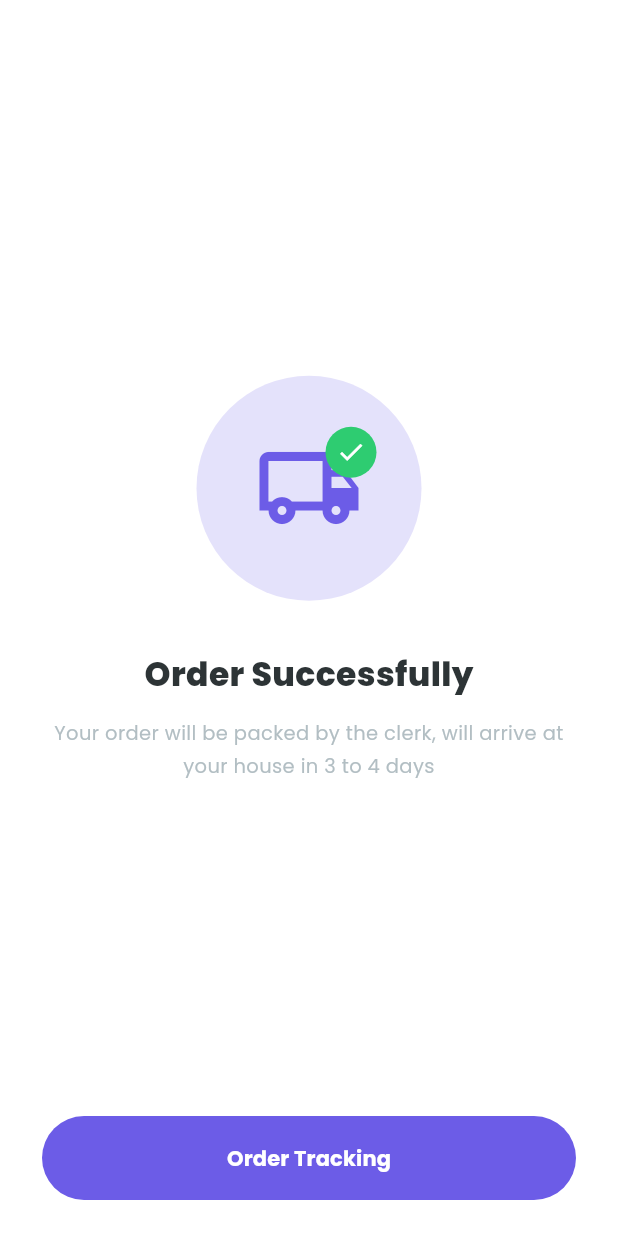
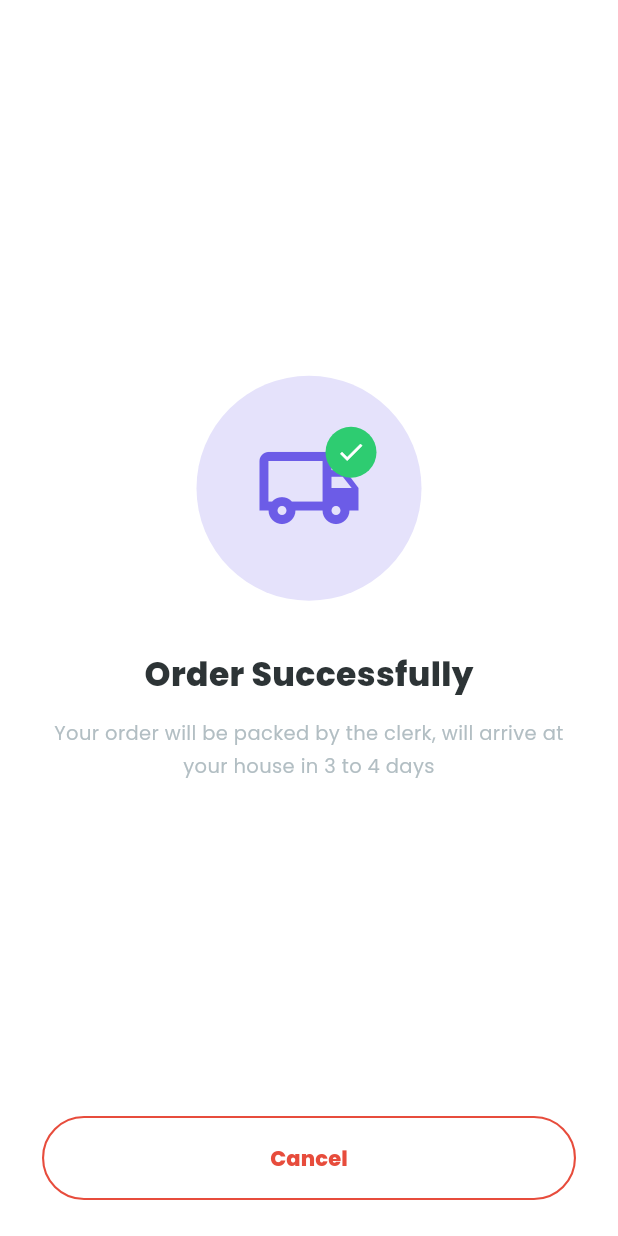
Before and after one commit to shenalchanu8/RACKTRADE, a Flutter app: the OrderSuccessScreen screen opened directly, on a phone screen of 412 x 824 dp. Run offline on Flutter 3.47's test engine with Material 3 defaults, Android fonts, the phone set to English and light mode, and no system bars; our stand-ins replace carousel_slider, flutter_rating_bar, google_fonts, shared_preferences, smooth_page_indicator; accounts and stored records are empty.

Commit message:
update order page

```diff
--- a/urban_threads/lib/screens/checkout/order_success_screen.dart
+++ b/urban_threads/lib/screens/checkout/order_success_screen.dart
@@ -20,7 +20,7 @@ class OrderSuccessScreen extends StatelessWidget {
                 width: 150,
                 height: 150,
                 decoration: BoxDecoration(
-                  color: AppColors.secondary.withOpacity(0.18),
+                  color: AppColors.secondary.withValues(alpha: 0.18),
                   shape: BoxShape.circle,
                 ),
                 child: Stack(
@@ -74,7 +74,7 @@ class OrderSuccessScreen extends StatelessWidget {
               SizedBox(
                 width: double.infinity,
                 height: 56,
-                child: ElevatedButton(
+                child: OutlinedButton(
                   onPressed: () {
                     Navigator.pushAndRemoveUntil(
                       context,
@@ -82,17 +82,16 @@ class OrderSuccessScreen extends StatelessWidget {
                       (route) => false,
                     );
                   },
-                  style: ElevatedButton.styleFrom(
-                    backgroundColor: AppColors.secondary,
-                    foregroundColor: Colors.white,
-                    elevation: 0,
+                  style: OutlinedButton.styleFrom(
+                    foregroundColor: AppColors.error,
+                    side: const BorderSide(color: AppColors.error, width: 1.4),
                     shape: RoundedRectangleBorder(
                       borderRadius: BorderRadius.circular(28),
                     ),
                   ),
                   child: Text(
-                    'Order Tracking',
-                    style: GoogleFonts.poppins(fontWeight: FontWeight.w700),
+                    'Cancel',
+                    style: GoogleFonts.poppins(fontWeight: FontWeight.w800),
                   ),
                 ),
               ),
```
